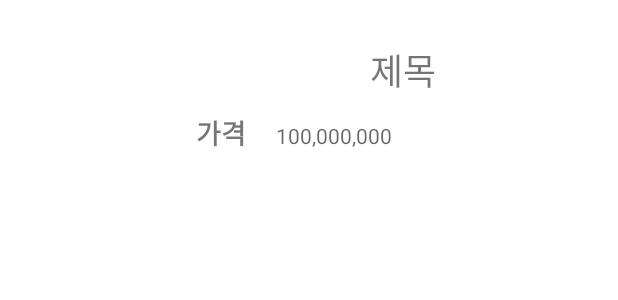
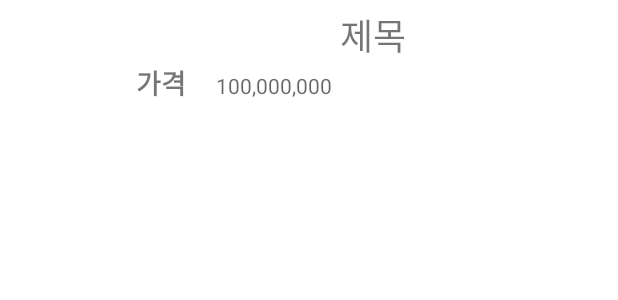
Before and after one commit to eaw4562/Animal, an Android app: the layout main_item_view.xml on its own in the app's theme, with its tools: preview values and no code run, on a phone screen of 412 x 824 dp. Shown: the top 300 px of the screen. Run offline under Robolectric (Android 15) with nearby library versions, the phone set to English and light mode, and no system bars.

```diff
--- a/app/build.gradle
+++ b/app/build.gradle
@@ -15,6 +15,7 @@ android {
 
 
 
+
     defaultConfig {
         applicationId "com.example.animal"
         minSdk 28
@@ -26,9 +27,13 @@ android {
     }
 
     buildTypes {
+        debug {
+            debuggable true
+        }
         release {
             minifyEnabled false
             proguardFiles getDefaultProguardFile('proguard-android-optimize.txt'), 'proguard-rules.pro'
+
         }
     }
     compileOptions {
--- a/app/src/main/java/com/example/animal/DTO/Item.kt
+++ b/app/src/main/java/com/example/animal/DTO/Item.kt
@@ -3,5 +3,5 @@ package com.example.animal.DTO
 data class Item(
     val title : String,
     val price : String,
-    val imageRes: Int
+    val imageUrl: String
 )
--- a/app/src/main/res/layout/main_item_view.xml
+++ b/app/src/main/res/layout/main_item_view.xml
@@ -5,17 +5,18 @@
 
     <LinearLayout
         android:layout_width="match_parent"
-        android:layout_height="120dp"
+        android:layout_height="60dp"
         android:layout_marginStart="5dp"
         android:layout_marginTop="5dp"
         android:layout_marginEnd="5dp"
         android:layout_marginBottom="5dp"
         android:orientation="horizontal">
 
-        <ImageView
+
+    <ImageView
             android:id="@+id/main_item_image"
-            android:layout_width="120dp"
-            android:layout_height="120dp"
+            android:layout_width="80dp"
+            android:layout_height="60dp"
             android:layout_gravity="center" />
 
         <LinearLayout
@@ -31,8 +32,7 @@
                 android:layout_height="wrap_content"
                 android:text="제목"
                 android:textAlignment="center"
-                android:textSize="24sp"
-                android:layout_marginBottom="10dp"/>
+                android:textSize="24sp" />
 
             <LinearLayout
                 android:layout_width="wrap_content"
```
Also changed, not shown: app/src/main/java/com/example/animal/Adpater/BoardAdapter.kt (+10 -1 lines), app/src/main/java/com/example/animal/HomeTapOneFragment.kt (+32 -15 lines), app/src/main/res/layout/home_tap_one_fragment.xml (+7 -2 lines).
